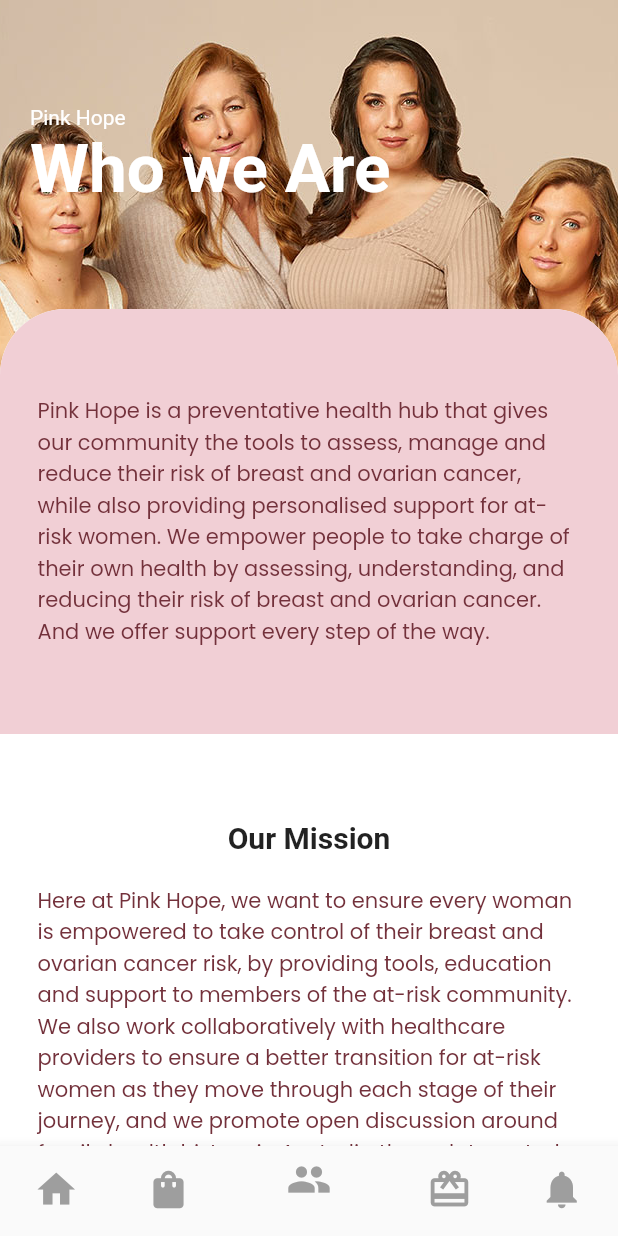
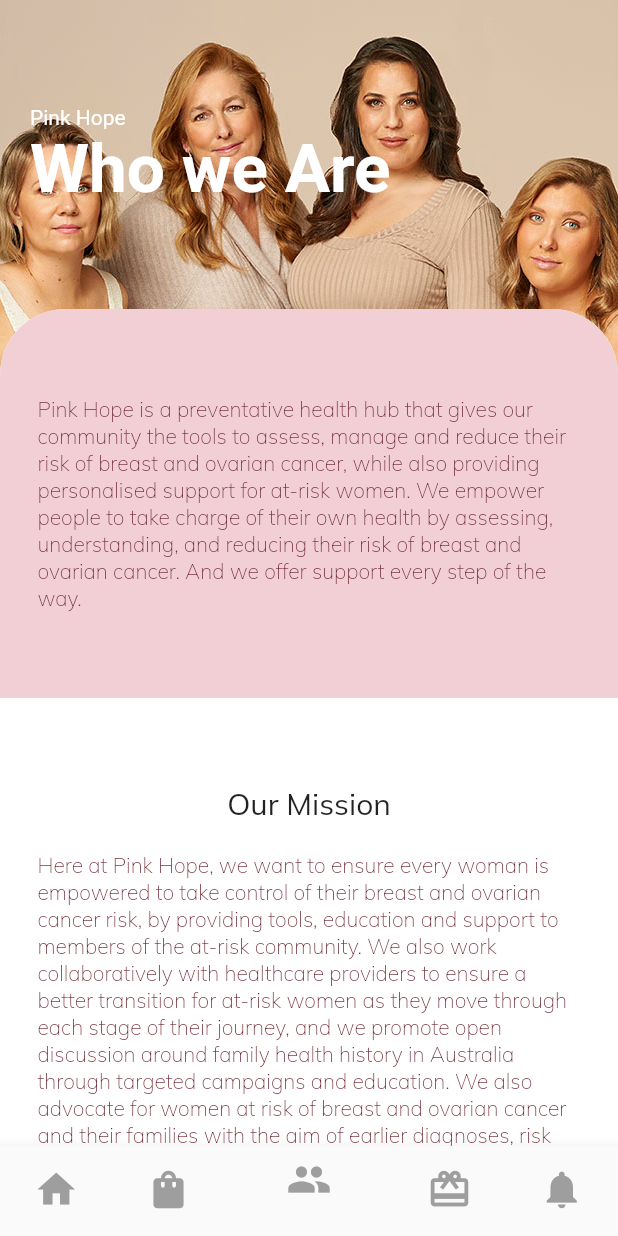
Before and after one commit to thesubin/Pink-Hope, a Flutter app: the screen it shows once a user with an empty profile is signed in, item 3 of the bottom bar chosen, on a phone screen of 412 x 824 dp. Run offline on Flutter 3.47's test engine with Material 2 defaults, Android fonts, the phone set to English and light mode, and no system bars; our stand-ins replace firebase_auth, firebase_core, flutter_svg, font_awesome_flutter, google_fonts, webview_flutter; accounts and stored records are empty.

Commit message:
Updates on Font

```diff
--- a/lib/Screens/About/components/description.dart
+++ b/lib/Screens/About/components/description.dart
@@ -33,9 +33,9 @@ class Description extends StatelessWidget {
         padding:EdgeInsets.symmetric(vertical: size.height * 0.07,horizontal: 25),
         child: Text(
                 'Pink Hope is a preventative health hub that gives our community the tools to assess, manage and reduce their risk of breast and ovarian cancer, while also providing personalised support for at-risk women. We empower people to take charge of their own health by assessing, understanding, and reducing their risk of breast and ovarian cancer. And we offer support every step of the way.',
-                style: GoogleFonts.poppins(textStyle:TextStyle(
+                style: GoogleFonts.mulish(textStyle:TextStyle(
                   fontSize: 14.0,
-
+                  fontWeight: FontWeight.w100,
                   color: Color(0xff73313b)
                 )),
               ),
--- a/lib/Screens/About/components/mission.dart
+++ b/lib/Screens/About/components/mission.dart
@@ -23,21 +23,23 @@ class Mission extends StatelessWidget {
           children: [
             Text(
                 'Our Mission',
-                style: TextStyle(
+                style: GoogleFonts.mulish(textStyle:TextStyle(
                   fontSize: 20.0,
+                    fontWeight: FontWeight.w400,
 
-                  fontWeight: FontWeight.bold,
-                ),
+
+                )),
               )
             ,
             Padding(
               padding: EdgeInsets.symmetric(vertical: 20),
               child:Text(
                 'Here at Pink Hope, we want to ensure every woman is empowered to take control of their breast and ovarian cancer risk, by providing tools, education and support to members of the at-risk community. We also work collaboratively with healthcare providers to ensure a better transition for at-risk women as they move through each stage of their journey, and we promote open discussion around family health history in Australia through targeted campaigns and education. We also advocate for women at risk of breast and ovarian cancer and their families with the aim of earlier diagnoses, risk reduction, and better treatment options. This is how we do this:' ,
-                 style: GoogleFonts.poppins(textStyle:TextStyle(
+                 style: GoogleFonts.mulish(textStyle:TextStyle(
                   fontSize: 14.0,
 
-                  color: Color(0xff73313b)
+                  color: Color(0xff73313b),
+                  fontWeight: FontWeight.w100
                 )
                 ),
               ))
--- a/lib/Screens/Homepage/homescreen.dart
+++ b/lib/Screens/Homepage/homescreen.dart
@@ -84,17 +84,22 @@ class _HomeScreenState extends State<Home> {
               child: Row(
 
                 mainAxisAlignment: MainAxisAlignment.spaceBetween,
-                children:<Widget>[Text(
-                'PINK HOPE',
-                style: TextStyle(
-                  fontSize: 20.0,
+                children:<Widget>[
+              //     Text(
+              //   'PINK HOPE',
+              //   style: TextStyle(
+              //     fontSize: 20.0,
 
-                  fontWeight: FontWeight.bold,
-                        color: Colors.white
+              //     fontWeight: FontWeight.bold,
+              //           color: Colors.white
 
-                ),
-              ),
-              IconButton(onPressed:() {}, icon: Icon(Icons.search_rounded,      color: Colors.white
+              //   ),
+              // ),
+               SvgPicture.asset("assets/icons/pink-hope.svg",
+                height: size.height *0.06,
+               ),
+
+              IconButton(onPressed:() {}, icon: Icon(Icons.search_rounded,      color: Color(0xff73313b)
             ,size: 30,))
               ],
             )
@@ -120,7 +125,8 @@ class _HomeScreenState extends State<Home> {
                   fontWeight: FontWeight.w100,
                         color: Color(0xff73313b)
 
-                )))),
+                )))
+                ),
                   Image.asset(
                  "assets/images/home.jpg",
                  height: size.height * 0.30,
@@ -131,10 +137,10 @@ class _HomeScreenState extends State<Home> {
                     padding: EdgeInsets.only(left: 20, right: 20,top: 40),
                     child: Text("Pink Hope is a preventative health hub that provides our community with the necessary tools to asses manage and reduce their risk of breast and ovarian cancer.",
                   textAlign: TextAlign.justify,
-                    style: GoogleFonts.dancingScript(textStyle:TextStyle(
-                    fontSize: 22.0,
+                    style: GoogleFonts.mulish(textStyle:TextStyle(
+                    fontSize: 21.0,
 
-                    fontWeight: FontWeight.w400,
+                    fontWeight: FontWeight.w100,
                           color: Color(0xff73313b)
 
                 ))) ,),
@@ -143,11 +149,12 @@ class _HomeScreenState extends State<Home> {
                     padding: EdgeInsets.only(top:40),
                     child: Text("PERSONAL STORIES",
                   textAlign: TextAlign.start,
-                  style: GoogleFonts.poppins(textStyle:TextStyle(
+                  style: GoogleFonts.mulish(textStyle:TextStyle(
                   fontSize: 25.0,
 
                   fontWeight: FontWeight.bold,
-                  color: Colors.black
+                   color: Color(0xff73313b)
+
                 )))),
 
                     SizedBox(height: 20.0),
--- a/lib/Screens/Notification/components/notificationTiles.dart
+++ b/lib/Screens/Notification/components/notificationTiles.dart
@@ -18,9 +18,9 @@ class NotificationTiles extends StatelessWidget {
           width: 50.0,
           decoration: BoxDecoration(
               image: DecorationImage(image: AssetImage('assets/images/bag_1.png'), fit: BoxFit.cover))),
-      title: Text(title, style: GoogleFonts.poppins(textStyle:TextStyle(color: Colors.black))),
+      title: Text(title, style: GoogleFonts.mulish(textStyle:TextStyle(color: Color(0xff73313b)))),
       subtitle: Text(subtitle,
-          style: GoogleFonts.poppins(textStyle:TextStyle(color: Colors.grey))),
+          style: GoogleFonts.mulish(textStyle:TextStyle(color: Color(0xff73313b),fontWeight: FontWeight.w100))),
       onTap: onTap,
       enabled: enable,
     );
--- a/lib/main.dart
+++ b/lib/main.dart
@@ -36,6 +36,7 @@ class MyApp extends StatelessWidget {
       theme: ThemeData(
         primaryColor: kPrimaryColor,
         scaffoldBackgroundColor: Colors.white,
+
       ),
       home: AuthenticationWrapper(),
     ),
```
Also changed, not shown: assets/icons/pink-hope.svg (added).
